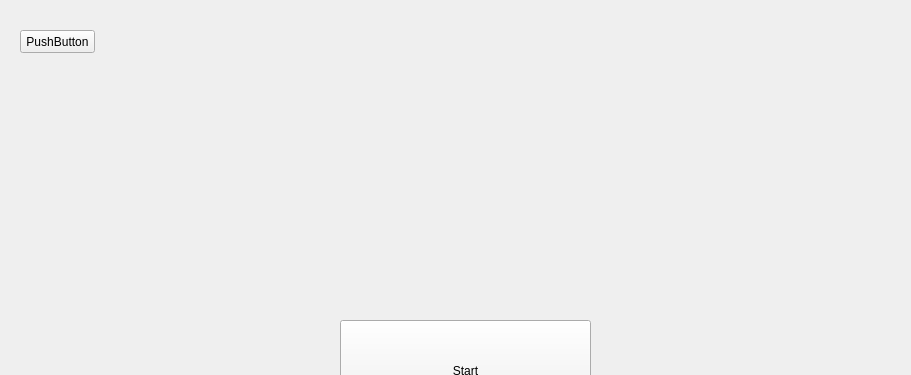
First picture: the form in gamepreparationinterface.ui, repository ftygu/AdvancedLanguageProgramming2-2, before the edit; both pictures show x 0 to 911 and y 0 to 375 of the 1024 by 768 pixel window.
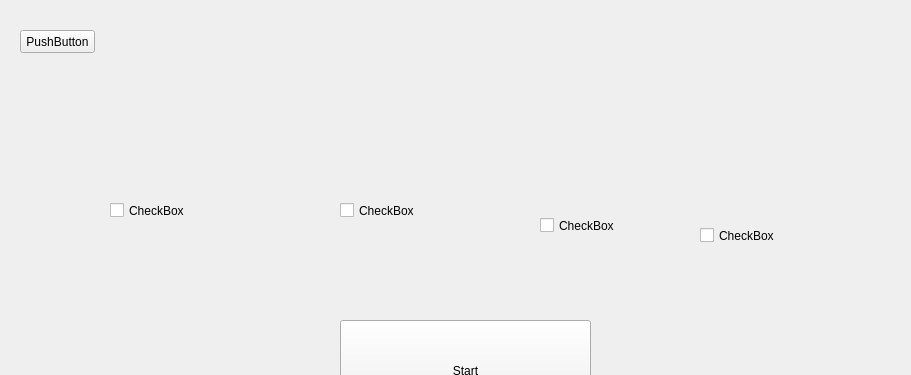
Second picture: the form after the edit.

```diff
--- a/gamepreparationinterface.ui
+++ b/gamepreparationinterface.ui
@@ -39,6 +39,58 @@
     <string>PushButton</string>
    </property>
   </widget>
+  <widget class="QCheckBox" name="checkBox">
+   <property name="geometry">
+    <rect>
+     <x>110</x>
+     <y>200</y>
+     <width>81</width>
+     <height>21</height>
+    </rect>
+   </property>
+   <property name="text">
+    <string>CheckBox</string>
+   </property>
+  </widget>
+  <widget class="QCheckBox" name="checkBox_2">
+   <property name="geometry">
+    <rect>
+     <x>340</x>
+     <y>180</y>
+     <width>101</width>
+     <height>61</height>
+    </rect>
+   </property>
+   <property name="text">
+    <string>CheckBox</string>
+   </property>
+  </widget>
+  <widget class="QCheckBox" name="checkBox_3">
+   <property name="geometry">
+    <rect>
+     <x>540</x>
+     <y>200</y>
+     <width>81</width>
+     <height>51</height>
+    </rect>
+   </property>
+   <property name="text">
+    <string>CheckBox</string>
+   </property>
+  </widget>
+  <widget class="QCheckBox" name="checkBox_4">
+   <property name="geometry">
+    <rect>
+     <x>700</x>
+     <y>220</y>
+     <width>131</width>
+     <height>31</height>
+    </rect>
+   </property>
+   <property name="text">
+    <string>CheckBox</string>
+   </property>
+  </widget>
  </widget>
  <resources/>
  <connections/>
```
